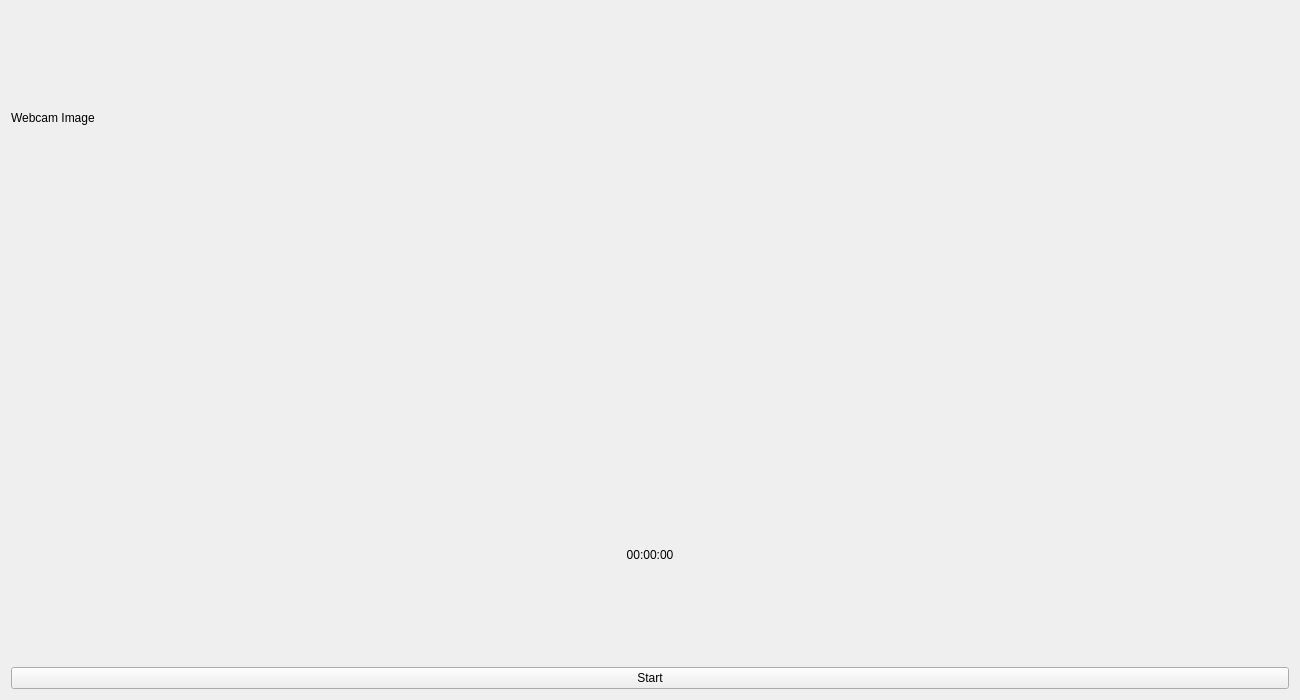
Before: the Qt Designer form game.ui in YeriAddict/MiniSpace, drawn with Qt 5.
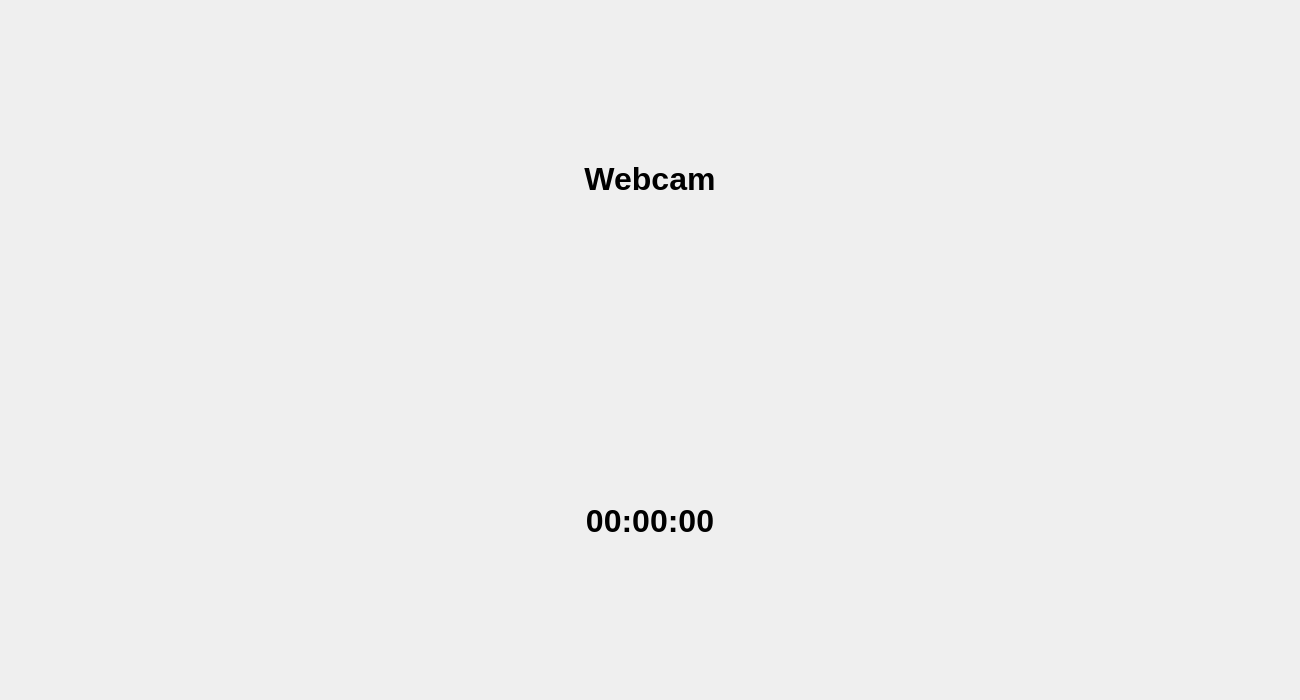
After: the same form once the commit is applied.

Commit message: Added webcam to widget

Diff of the .ui file:
```diff
--- a/game.ui
+++ b/game.ui
@@ -18,16 +18,28 @@
     <layout class="QVBoxLayout" name="verticalLayout">
      <item>
       <widget class="QLabel" name="webcamLabel">
+       <property name="font">
+        <font>
+         <pointsize>24</pointsize>
+         <bold>true</bold>
+        </font>
+       </property>
        <property name="text">
-        <string>Webcam Image</string>
+        <string>Webcam</string>
+       </property>
+       <property name="alignment">
+        <set>Qt::AlignCenter</set>
        </property>
       </widget>
      </item>
-     <item>
-      <widget class="QWidget" name="drawWidget" native="true"/>
-     </item>
      <item>
       <widget class="QLabel" name="timeLabel">
+       <property name="font">
+        <font>
+         <pointsize>24</pointsize>
+         <bold>true</bold>
+        </font>
+       </property>
        <property name="text">
         <string>00:00:00</string>
        </property>
@@ -36,13 +48,6 @@
        </property>
       </widget>
      </item>
-     <item>
-      <widget class="QPushButton" name="captureButton">
-       <property name="text">
-        <string>Start</string>
-       </property>
-      </widget>
-     </item>
     </layout>
    </item>
   </layout>
```
The commit also changes 4 other files.
